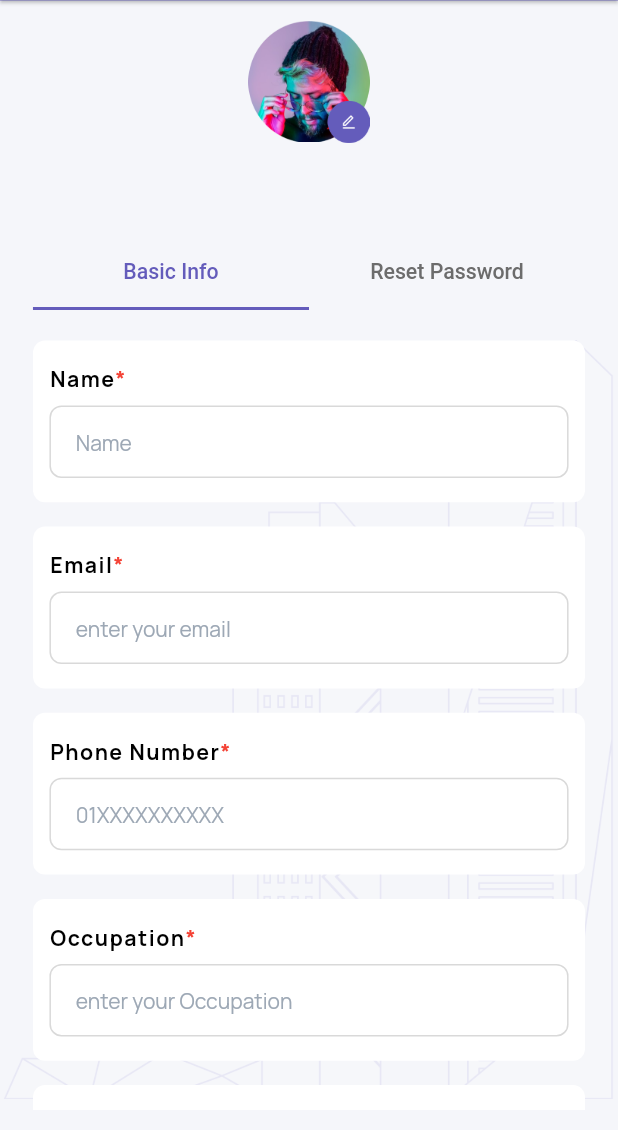
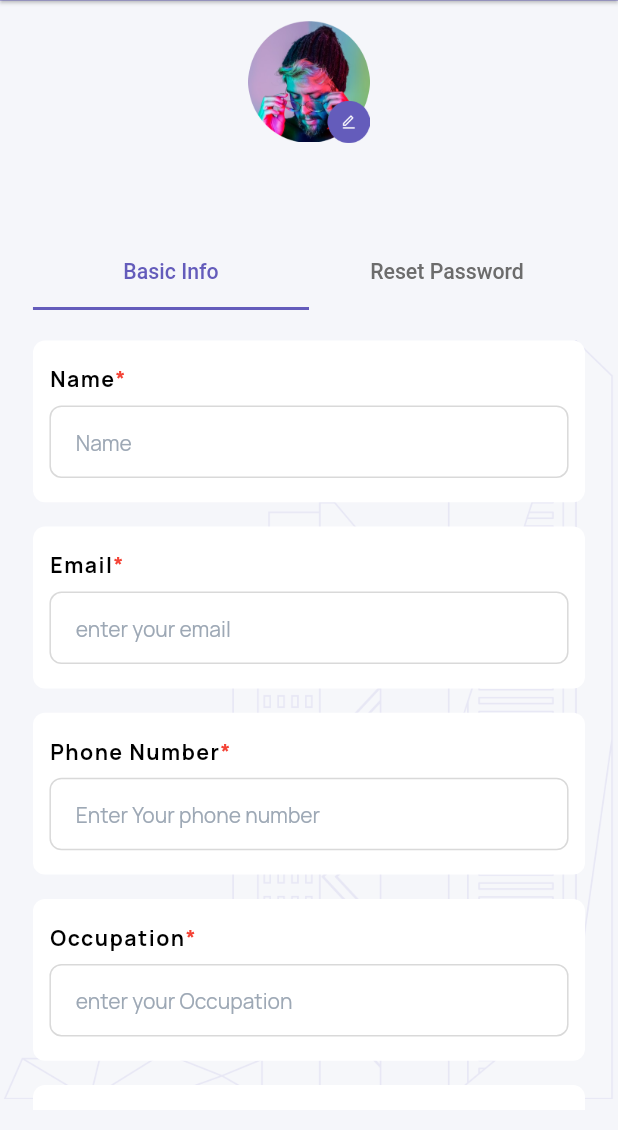
Before and after one commit to rd-seto/kelolarumah, a Flutter app: the EditProfileScreen screen opened directly, on a phone screen of 412 x 824 dp, the part 106-1236 px from its top. Run offline on Flutter 3.47's test engine with Material 2 defaults, Android fonts, the phone set to English and light mode, and no system bars; drawn by our look-alikes of flutter_easyloading; our stand-ins replace cached_network_image, dio, dotted_border, easy_localization, equatable, file_picker and 11 more; missing offline and left inert: tf_dio_cache; accounts and stored records are empty.

Commit message:
profile details and profile udpate api intigration perfectly done

```diff
--- /dev/null
+++ b/lib/data/model/profile_update_model.dart
@@ -0,0 +1,37 @@
+class ProfileBasicInfoUpdateModel{
+
+  ProfileBasicInfoUpdateModel({
+
+    this.name,
+    this.email,
+    this.phone,
+    this.nid,
+    this.passport,
+    this.occupation,
+    this.institution,
+    this.gender,
+  });
+
+
+
+  String? name;
+  String? email;
+  String? phone;
+  String? nid;
+  String? passport;
+  String? occupation;
+  String? institution;
+  String? gender;
+
+
+  Map<String, dynamic> toJson() => {
+  "name": name,
+  "email": email,
+  "phone": phone,
+  "nid": nid,
+  "passport": passport,
+  "occupation": occupation,
+  "institution": institution,
+  "gender": gender,
+  };
+}
--- a/lib/data/network/repository/repository.dart
+++ b/lib/data/network/repository/repository.dart
@@ -7,6 +7,7 @@ import 'package:landlord/data/model/dashboard_model.dart';
 import 'package:landlord/data/model/document_list_model.dart';
 import 'package:landlord/data/model/location_model.dart';
 import 'package:landlord/data/model/profile_details_model.dart';
+import 'package:landlord/data/model/profile_update_model.dart';
 import 'package:landlord/data/model/property_details_model.dart';
 import 'package:landlord/data/model/notification_model.dart';
 import 'package:landlord/data/model/property_list_model.dart';
--- a/lib/data/network/repository/repository_impl.dart
+++ b/lib/data/network/repository/repository_impl.dart
@@ -79,8 +79,8 @@ class RepositoryImpl {
   Future<bool> tenantDetailsEditAccount({required TenantAccountEditBodyModel model, int? tenantId}) => _repositoryMethods.tenantDetailsEditAccount(model: model, tenantId: tenantId);
 
 
-  Future updateProfile(data) =>
-      _repositoryMethods.updateProfile(data);
+  Future updateProfile({required ProfileBasicInfoUpdateModel model}) =>
+      _repositoryMethods.updateProfile(model: model);
 
   Future<NotificationModel?> getNotificationData() =>
       _repositoryMethods.getNotification();
--- a/lib/data/provider/update_profile_provider.dart
+++ b/lib/data/provider/update_profile_provider.dart
@@ -1,5 +1,7 @@
 import 'package:flutter/material.dart';
 import 'package:fluttertoast/fluttertoast.dart';
+import 'package:landlord/data/model/profile_update_model.dart';
+import 'package:landlord/data/provider/tenant_provider.dart';
 import 'package:landlord/pages/home/bottom_navigation_bar/custom_bottom_nav.dart';
 import 'package:landlord/utils/nav_utail.dart';
 import 'package:provider/provider.dart';
@@ -8,19 +10,24 @@ import '../network/repository/repository.dart';
 
 class UpdateProfileProvider extends ChangeNotifier{
 
-  TextEditingController userNameController = TextEditingController();
-  TextEditingController userEmailController = TextEditingController();
-  TextEditingController userOccupationController = TextEditingController();
-  TextEditingController userInstituteController = TextEditingController();
-  TextEditingController userGenderController = TextEditingController();
-  TextEditingController userPhoneController = TextEditingController();
-  TextEditingController userNidController = TextEditingController();
+  ProfileBasicInfoUpdateModel profileBasicInfo = ProfileBasicInfoUpdateModel();
+
+  // TextEditingController userNameController = TextEditingController();
+  // TextEditingController userEmailController = TextEditingController();
+  // TextEditingController userOccupationController = TextEditingController();
+  // TextEditingController userInstituteController = TextEditingController();
+  // TextEditingController userGenderController = TextEditingController();
+  // TextEditingController userPhoneController = TextEditingController();
+  // TextEditingController userNidController = TextEditingController();
 
 
 
   TextEditingController oldPasswordController = TextEditingController();
   TextEditingController newPasswordController = TextEditingController();
   TextEditingController confirmPasswordController = TextEditingController();
+
+
+  final debounce = Debounce(milliseconds: 500);
 
 
   // updateProfile({required Map<String,dynamic> json,required BuildContext context}){
@@ -33,22 +40,24 @@ class UpdateProfileProvider extends ChangeNotifier{
   //   });
   // }
 
-  void postProfileData (context) async {
-    final data = {
-      "name": userNameController.text,
-      "email": userEmailController.text,
-      "occupation": userOccupationController.text,
-      "institution": userInstituteController.text,
-      "phone": userPhoneController.text,
-      "nid": userNidController.text,
+  void postProfileData (BuildContext context, VoidCallback onDone) async {
 
-    };
-    var apiResponse = await RepositoryImpl(context).updateProfile(data);
-    if(apiResponse["result"] == true){
-      Fluttertoast.showToast(msg: apiResponse['message']);
-      Navigator.of(context).pop();
-      notifyListeners();
-    }
+    RepositoryImpl(context).updateProfile(model: profileBasicInfo).then((success){
+      if (success) {
+        Fluttertoast.showToast(msg: "Successfully updated");
+        onDone();
+        debounce.run((){
+          Navigator.pop(context);
+        });
+      }
+    });
+
+    // RepositoryImpl(context).updateProfile(data);
+    // if(apiResponse["result"] == true){
+    //   Fluttertoast.showToast(msg: apiResponse['message']);
+    //   Navigator.of(context).pop();
+    //   notifyListeners();
+    // }
   }
 
 
--- a/lib/pages/home/drawer/profile_settings/edit_profile/edit_profile_screen.dart
+++ b/lib/pages/home/drawer/profile_settings/edit_profile/edit_profile_screen.dart
@@ -8,14 +8,22 @@ import 'package:landlord/components/custom_text.dart';
 import 'package:landlord/components/elevated_button_widget.dart';
 import 'package:landlord/components/text_form_field.dart';
 import 'package:landlord/data/model/update_profile_model.dart';
+import 'package:landlord/pages/home/drawer/profile_settings/edit_profile/profile_edit_basic_info.dart';
 import 'package:landlord/utils/theme/app_colors.dart';
 import 'package:provider/provider.dart';
 
 import '../../../../../data/local/local_auth_provider.dart';
+import '../../../../../data/model/profile_details_model.dart';
+import '../../../../../data/provider/profile_details_provider.dart';
 import '../../../../../data/provider/update_profile_provider.dart';
 
 class EditProfileScreen extends StatefulWidget {
-  const EditProfileScreen({super.key});
+
+  ProfileInfo? profileData;
+  final ProfileDetailsProvider? provider;
+
+
+   EditProfileScreen({super.key, this.profileData,  this.provider});
 
   @override
   State<EditProfileScreen> createState() => _EditProfileScreenState();
@@ -23,6 +31,8 @@ class EditProfileScreen extends StatefulWidget {
 
 class _EditProfileScreenState extends State<EditProfileScreen>
     with SingleTickerProviderStateMixin {
+
+
   TabController? _tabController;
 
   @override
@@ -132,7 +142,12 @@ class _EditProfileScreenState extends State<EditProfileScreen>
                     physics: const NeverScrollableScrollPhysics(),
                     // ignore: sort_child_properties_last
                     children: [
-                      const ProfileEditBasicInfo(),
+                       ProfileEditBasicInfo(
+                        profileData: widget.profileData,
+                         onSave: (){
+                          widget.provider?.profileDetailsData(context);
+                         },
+                      ),
                       SingleChildScrollView(
                         child: Column(
                           children: [
@@ -202,113 +217,3 @@ class _EditProfileScreenState extends State<EditProfileScreen>
     );
   }
 }
-
-class ProfileEditBasicInfo extends StatelessWidget {
-  const ProfileEditBasicInfo({
-    Key? key,
-  }) : super(key: key);
-
-  @override
-  Widget build(BuildContext context) {
-    UpdateProfile user = UpdateProfile();
-
-    final userModel = Provider.of<LocalAutProvider>(context).getUser();
-    final provider =  Provider.of<UpdateProfileProvider>(context);
-
-    return SingleChildScrollView(
-      child: Column(
-        children: [
-          SizedBox(
-            height: 20.h,
-          ),
-          FromField(
-            hintText: "name",
-            controller: provider.userNameController,
-            // onChange: (name) {
-            //   user.name = name;
-            // },
-            title: "name",
-          ),
-          SizedBox(
-            height: 16.h,
-          ),
-          FromField(
-            title: "Email",
-            controller: provider.userEmailController,
-            // onChange: (email) {
-            //   user.email = email;
-            // },
-            hintText: "enter your email",
-          ),
-          SizedBox(
-            height: 16.h,
-          ),
-
-          FromField(
-            title: "Phone_Number",
-            controller: provider.userPhoneController,
-            // onChange: (phone) {
-            //   user.phone = phone;
-            // },
-            hintText: "01XXXXXXXXXX",
-          ),
-
-          SizedBox(
-            height: 16.h,
-          ),
-          FromField(
-            title: "Occupation",
-            controller: provider.userOccupationController,
-            // onChange: (email) {
-            //   user.email = email;
-            // },
-            hintText: "enter your Occupation",
-          ),
-          SizedBox(
-            height: 16.h,
-          ),
-          FromField(
-            title: "Institution",
-            controller: provider.userInstituteController,
-            // onChange: (email) {
-            //   user.email = email;
-            // },
-            hintText: "enter your Institution name",
-          ),
-          SizedBox(
-            height: 16.h,
-          ),
-          FromField(
-            title: "NID",
-            controller: provider.userNidController,
-            // onChange: (email) {
-            //   user.email = email;
-            // },
-            hintText: "enter your Occupation",
-          ),
-          SizedBox(
-            height: 16.h,
-          ),
-          FromField(
-            title: "Gender",
-            controller: provider.userGenderController,
-            // onChange: (email) {
-            //   user.email = email;
-            // },
-            hintText: "",
-          ),
-          SizedBox(
-            height: 16.h,
-          ),
-
-          ElevatedButtonWidget(
-            text: "Save",
-            onPressed: () {
-             provider.postProfileData(context);
-            },
-          )
-        ],
-      ),
-    );
-  }
-}
--- /dev/null
+++ b/lib/pages/home/drawer/profile_settings/edit_profile/profile_edit_basic_info.dart
@@ -0,0 +1,153 @@
+import 'package:flutter/material.dart';
+import 'package:flutter_screenutil/flutter_screenutil.dart';
+import 'package:landlord/data/provider/update_profile_provider.dart';
+import 'package:provider/provider.dart';
+
+import '../../../../../components/elevated_button_widget.dart';
+import '../../../../../components/text_form_field.dart';
+import '../../../../../data/model/profile_details_model.dart';
+
+class ProfileEditBasicInfo extends StatefulWidget {
+
+  ProfileInfo? profileData;
+  final VoidCallback onSave;
+
+  ProfileEditBasicInfo({
+    Key? key, this.profileData, required this.onSave
+  }) : super(key: key);
+
+  @override
+  State<ProfileEditBasicInfo> createState() => _ProfileEditBasicInfoState();
+}
+
+class _ProfileEditBasicInfoState extends State<ProfileEditBasicInfo> {
+  @override
+
+  late TextEditingController name;
+  late TextEditingController email;
+  late TextEditingController phone;
+  late TextEditingController occupation;
+  late TextEditingController institution;
+  late TextEditingController gender;
+  late TextEditingController nid;
+  late TextEditingController passport;
+
+  @override
+  void initState() {
+    name = TextEditingController(text: widget.profileData?.name);
+    email = TextEditingController(text: widget.profileData?.email);
+    phone = TextEditingController(text: widget.profileData?.phone);
+    occupation = TextEditingController(text: widget.profileData?.occupation);
+    institution = TextEditingController(text: widget.profileData?.institution);
+    gender = TextEditingController(text:  widget.profileData?.gender);
+    nid = TextEditingController(text: widget.profileData?.nid);
+    passport = TextEditingController(text: widget.profileData?.passport);
+
+
+    super.initState();
+  }
+
+
+  @override
+  Widget build(BuildContext context) {
+    final provider =  Provider.of<UpdateProfileProvider>(context);
+
+    return SingleChildScrollView(
+      child: Column(
+        children: [
+          SizedBox(
+            height: 20.h,
+          ),
+          FromField(
+            hintText: "name",
+            controller: name,
+            onChange: (name) {
+             provider.profileBasicInfo.name = name;
+            },
+            title: "name",
+          ),
+          SizedBox(
+            height: 16.h,
+          ),
+          FromField(
+            title: "Email",
+            controller: email,
+            onChange: (email) {
+              provider.profileBasicInfo.email = email;
+            },
+            hintText: "enter your email",
+          ),
+          SizedBox(
+            height: 16.h,
+          ),
+
+          FromField(
+            title: "Phone_Number",
+            controller: phone,
+            onChange: (phone) {
+              provider.profileBasicInfo.phone = phone;
+            },
+            hintText: "Enter Your phone number",
+          ),
+
+          SizedBox(
+            height: 16.h,
+          ),
+          FromField(
+            title: "Occupation",
+            controller: occupation,
+            onChange: (occupation) {
+              provider.profileBasicInfo.occupation = occupation;
+            },
+            hintText: "enter your Occupation",
+          ),
+          SizedBox(
+            height: 16.h,
+          ),
+          FromField(
+            title: "Institution",
+            controller: institution,
+            onChange: (institution) {
+              provider.profileBasicInfo.institution = institution;
+            },
+            hintText: "enter your Institution name",
+          ),
+          SizedBox(
+            height: 16.h,
+          ),
+          FromField(
+            title: "NID",
+            controller: nid,
+            onChange: (nid) {
+              provider.profileBasicInfo.nid = nid;
+            },
+            hintText: "enter your nid number",
+          ),
+          SizedBox(
+            height: 16.h,
+          ),
+          FromField(
+            title: "Gender",
+            controller: gender,
+            onChange: (gender) {
+              provider.profileBasicInfo.gender = gender;
+            },
+            hintText: "",
+          ),
+          SizedBox(
+            height: 16.h,
+          ),
+
+          ElevatedButtonWidget(
+            text: "Save",
+            onPressed: () {
+              provider.postProfileData(context, (){
+                widget.onSave();
+              });
+            },
+          )
+        ],
+      ),
+    );
+  }
+}
```
Also changed, not shown: lib/data/network/repository/repository_http_methods.dart (+20 -10 lines), lib/pages/home/drawer/profile_settings/profile_settings_screen/profile_settings_screen.dart (+12 -5 lines).
